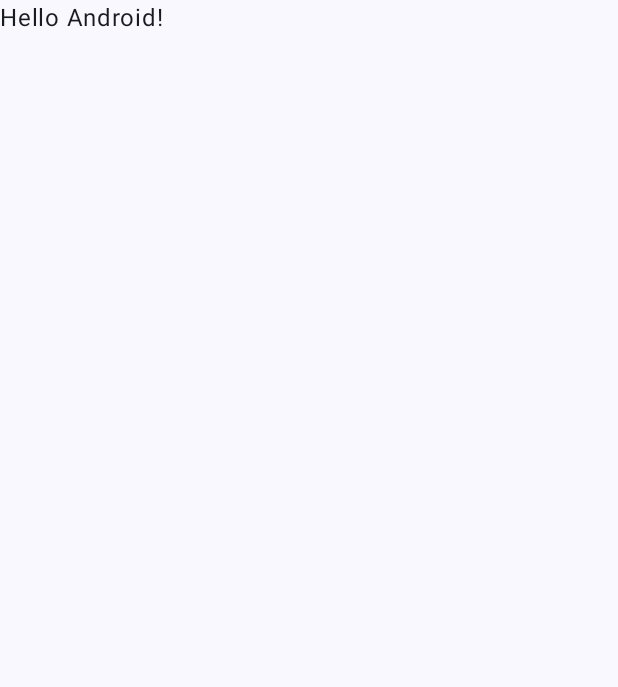
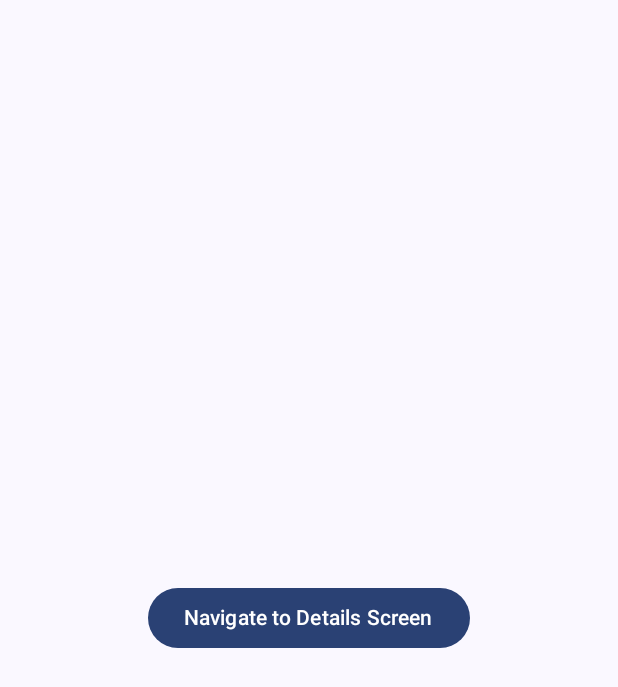
Before and after one commit to SahinSafi/Navigation3, an Android app built with Jetpack Compose: the screen it shows after launch (MainActivity), on a phone screen of 412 x 824 dp. Before the commit the part shown is almost empty. Shown: the top 687 px of the screen. Run offline under Robolectric (Android 15) with nearby library versions, the phone set to English and light mode, and no system bars; our stand-ins replace Navigation 3.

Commit message:
feat(Navigation): a simple example of navigation 3.

```diff
--- a/app/build.gradle.kts
+++ b/app/build.gradle.kts
@@ -7,7 +7,7 @@ plugins {
 
 android {
     namespace = "com.example.navigation3"
-    compileSdk = 35
+    compileSdk = 36
 
     defaultConfig {
         applicationId = "com.example.navigation3"
--- a/app/src/main/java/com/example/navigation3/MainActivity.kt
+++ b/app/src/main/java/com/example/navigation3/MainActivity.kt
@@ -4,13 +4,18 @@ import android.os.Bundle
 import androidx.activity.ComponentActivity
 import androidx.activity.compose.setContent
 import androidx.activity.enableEdgeToEdge
+import androidx.compose.foundation.layout.Box
+import androidx.compose.foundation.layout.fillMaxHeight
 import androidx.compose.foundation.layout.fillMaxSize
+import androidx.compose.foundation.layout.fillMaxWidth
 import androidx.compose.foundation.layout.padding
 import androidx.compose.material3.Scaffold
 import androidx.compose.material3.Text
 import androidx.compose.runtime.Composable
 import androidx.compose.ui.Modifier
 import androidx.compose.ui.tooling.preview.Preview
+import com.example.navigation3.navigation.Navigation
+import com.example.navigation3.screens.NoteScreen
 import com.example.navigation3.ui.theme.Navigation3Theme
 
 class MainActivity : ComponentActivity() {
@@ -20,10 +25,9 @@ class MainActivity : ComponentActivity() {
         setContent {
             Navigation3Theme {
                 Scaffold(modifier = Modifier.fillMaxSize()) { innerPadding ->
-                    Greeting(
-                        name = "Android",
-                        modifier = Modifier.padding(innerPadding)
-                    )
+                    Box(modifier = Modifier.fillMaxWidth().fillMaxHeight().padding(innerPadding)) {
+                        Navigation()
+                    }
                 }
             }
         }
--- /dev/null
+++ b/app/src/main/java/com/example/navigation3/navigation/NavRoute.kt
@@ -0,0 +1,6 @@
+package com.example.navigation3.navigation
+
+sealed class NavRoute {
+    data object NoteScreenRoute : NavRoute()
+    data class NoteDetailsScreenRoute(val id : String) : NavRoute()
+}
--- /dev/null
+++ b/app/src/main/java/com/example/navigation3/navigation/Navigation.kt
@@ -0,0 +1,34 @@
+package com.example.navigation3.navigation
+
+import androidx.compose.runtime.Composable
+import androidx.compose.runtime.mutableStateListOf
+import androidx.compose.runtime.remember
+import androidx.navigation3.runtime.NavEntry
+import androidx.navigation3.ui.NavDisplay
+import com.example.navigation3.screens.NoteDetailsScreen
+import com.example.navigation3.screens.NoteScreen
+
+@Composable
+fun Navigation() {
+
+    val backStack = remember { mutableStateListOf<NavRoute>(NavRoute.NoteScreenRoute) }
+
+    NavDisplay(
+        backStack = backStack,
+        onBack = { backStack.removeLastOrNull() },
+        entryProvider = { key ->
+            when(key) {
+                is NavRoute.NoteScreenRoute -> NavEntry(key) {
+                    NoteScreen(
+                        onClickDetailsBtn = {
+                            backStack.add(NavRoute.NoteDetailsScreenRoute(id = key.toString()))
+                        }
+                    )
+                }
+                is NavRoute.NoteDetailsScreenRoute -> NavEntry(key) {
+                    NoteDetailsScreen(key.id)
+                }
+            }
+        }
+    )
+}
--- /dev/null
+++ b/app/src/main/java/com/example/navigation3/screens/NoteScreen.kt
@@ -0,0 +1,18 @@
+package com.example.navigation3.screens
+
+import androidx.compose.foundation.layout.Box
+import androidx.compose.foundation.layout.fillMaxHeight
+import androidx.compose.foundation.layout.fillMaxWidth
+import androidx.compose.material3.Button
+import androidx.compose.material3.Text
+import androidx.compose.runtime.Composable
+import androidx.compose.ui.Alignment
+import androidx.compose.ui.Modifier
+
+@Composable
+fun NoteScreen(modifier: Modifier = Modifier, onClickDetailsBtn:()-> Unit) {
+    Box(modifier = modifier.fillMaxWidth().fillMaxHeight(), contentAlignment = Alignment.Center) {
+        Text("Note Screen")
+        Button(onClick = onClickDetailsBtn) { Text("Navigate to Details Screen") }
+    }
+}
```
Also changed, not shown: app/src/main/java/com/example/navigation3/screens/NoteDetailsScreen.kt (added, +15 -0 lines).
